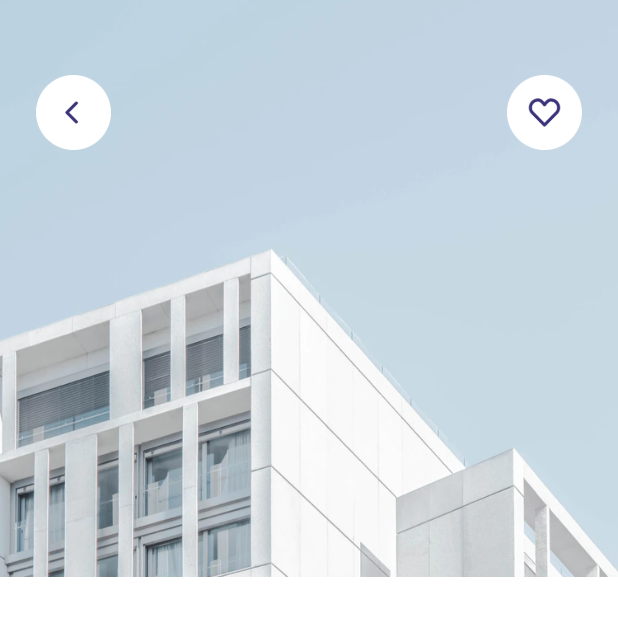
After one commit to davadaviar/flutter-findhouse, a Flutter app: the HomePage screen opened by its route, after a tap on "4.5", on a phone screen of 412 x 824 dp, the top half of it. The commit adds this screen. Run offline on Flutter 3.47's test engine with Material 2 defaults, Android fonts, the phone set to English and light mode, and no system bars; our stand-ins replace google_fonts.

Commit message:
Add detail page

```diff
--- a/lib/main.dart
+++ b/lib/main.dart
@@ -1,4 +1,5 @@
 import 'package:flutter/material.dart';
+import 'package:flutter_findhouse/ui/pages/detail_page.dart';
 import 'package:flutter_findhouse/ui/pages/home_page.dart';
 import 'package:flutter_findhouse/ui/pages/splash_page.dart';
 
@@ -17,6 +18,7 @@ class MyApp extends StatelessWidget {
       routes: {
         '/': (context) => SplashPage(),
         '/home': (context) => HomePage(),
+        '/detail': (context) => DetailPage(),
       },
     );
   }
--- /dev/null
+++ b/lib/ui/pages/detail_page.dart
@@ -0,0 +1,45 @@
+import 'package:flutter/material.dart';
+import '../../shared/themes.dart';
+
+class DetailPage extends StatelessWidget {
+  const DetailPage({super.key});
+
+  @override
+  Widget build(BuildContext context) {
+    return Scaffold(
+      backgroundColor: backgroundColor,
+      body: Stack(
+        children: [
+          Image.asset(
+            'assets/thumbnail.png',
+            width: MediaQuery.of(context).size.width,
+          ),
+          Padding(
+            padding: EdgeInsets.symmetric(
+              vertical: 50,
+              horizontal: defaultMargin,
+            ),
+            child: Row(
+              mainAxisAlignment: MainAxisAlignment.spaceBetween,
+              children: [
+                GestureDetector(
+                  onTap: () {
+                    Navigator.pop(context);
+                  },
+                  child: Image.asset(
+                    'assets/btn_back.png',
+                    width: 50,
+                  ),
+                ),
+                Image.asset(
+                  'assets/btn_wishlist.png',
+                  width: 50,
+                ),
+              ],
+            ),
+          ),
+        ],
+      ),
+    );
+  }
+}
--- a/lib/ui/widgets/custom_space_card.dart
+++ b/lib/ui/widgets/custom_space_card.dart
@@ -19,7 +19,11 @@ class CustomSpaceCard extends StatelessWidget {
 
   @override
   Widget build(BuildContext context) {
-    return Container(
+    return GestureDetector(
+      onTap: () {
+        Navigator.pushNamed(context, '/detail');
+      },
+      child: Container(
         child: Row(
           children: [
             Container(
@@ -120,6 +124,7 @@ class CustomSpaceCard extends StatelessWidget {
             )
           ],
         ),
+      ),
     );
   }
 }
```
Also changed, not shown: assets/btn_wishlist.png (added). Lines whose indentation alone changed are shown as unchanged.
